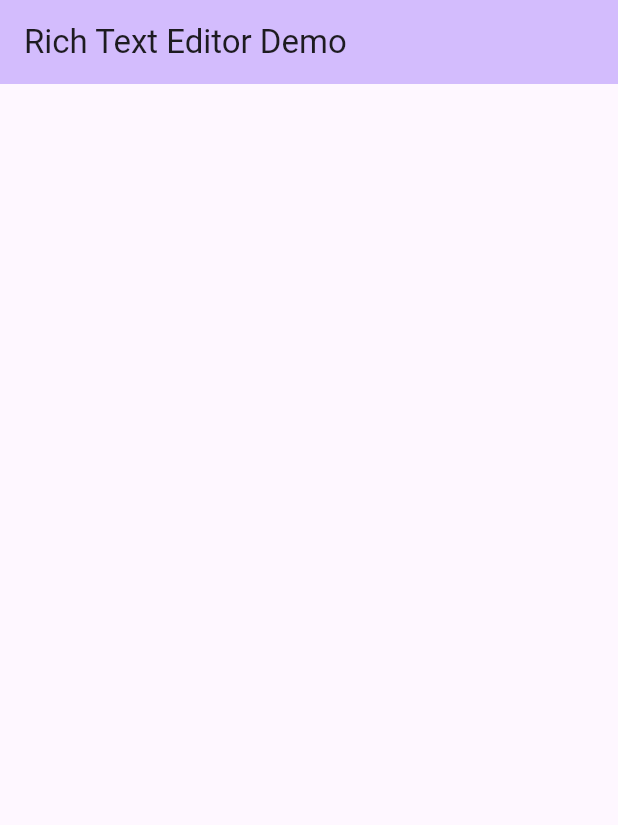
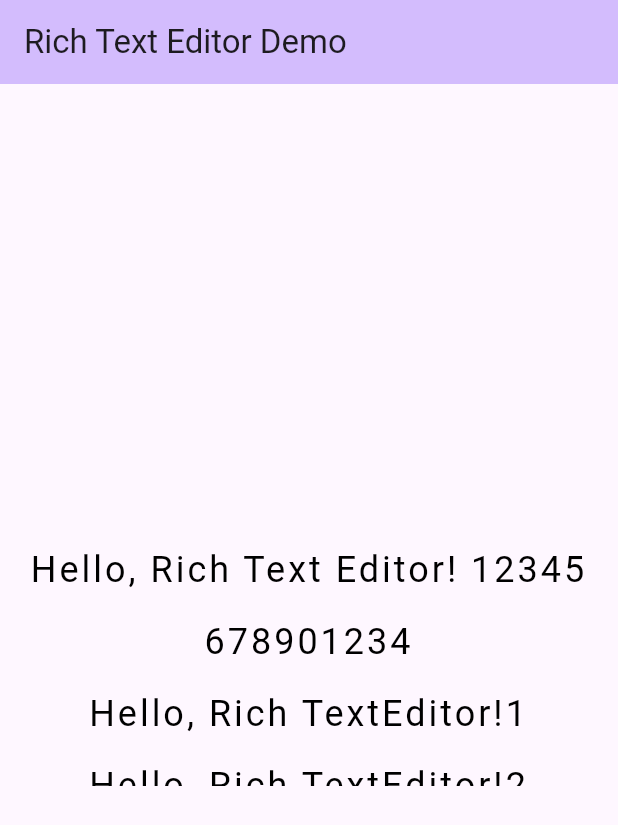
Before and after one commit to cretaDomain/rich_text_editor, a Flutter app: the screen it shows after launch, on a phone screen of 412 x 824 dp. Shown: the top 825 px of the screen. Run offline on Flutter 3.47's test engine with Material 3 defaults, Android fonts, the phone set to English and light mode, and no system bars; our stand-ins replace flutter_colorpicker.

Commit message:
default value

```diff
--- a/lib/main.dart
+++ b/lib/main.dart
@@ -47,7 +47,7 @@ class _MyHomePageState extends State<MyHomePage> {
           "document": {
               "spans": [
                   {
-                      "text": "Hello, Rich Text Editor! 12345 678901234\n",
+                      "text": "Hello, Rich Text Editor! 12345 678901234\\n",
                       "attribute": {
                           "fontSize": 24,
                           "color": 4278190080
--- a/lib/src/models/span_attribute.dart
+++ b/lib/src/models/span_attribute.dart
@@ -138,16 +138,16 @@ class SpanAttribute {
 
   factory SpanAttribute.fromJson(Map<String, dynamic> json) {
     return SpanAttribute(
-      fontSize: (json['fontSize'] as num?)?.toDouble(),
+      fontSize: (json['fontSize'] as num?)?.toDouble() ?? 48.0,
       fontWeight: json['fontWeight'] != null
           ? FontWeight.values.firstWhere((e) => e.toString() == json['fontWeight'])
           : null,
       fontStyle: json['fontStyle'] != null
           ? FontStyle.values.firstWhere((e) => e.toString() == json['fontStyle'])
           : null,
-      color: json['color'] != null ? Color(json['color']) : null,
+      color: json['color'] != null ? Color(json['color']) : Colors.black,
       letterSpacing: (json['letterSpacing'] as num?)?.toDouble(),
-      height: (json['height'] as num?)?.toDouble(),
+      height: (json['height'] as num?)?.toDouble() ?? 2.0,
       fontFamily: json['fontFamily'],
       decoration: json['decoration'] != null ? _decorationFromString(json['decoration']) : null,
       shadows: json['shadows'] != null
```
